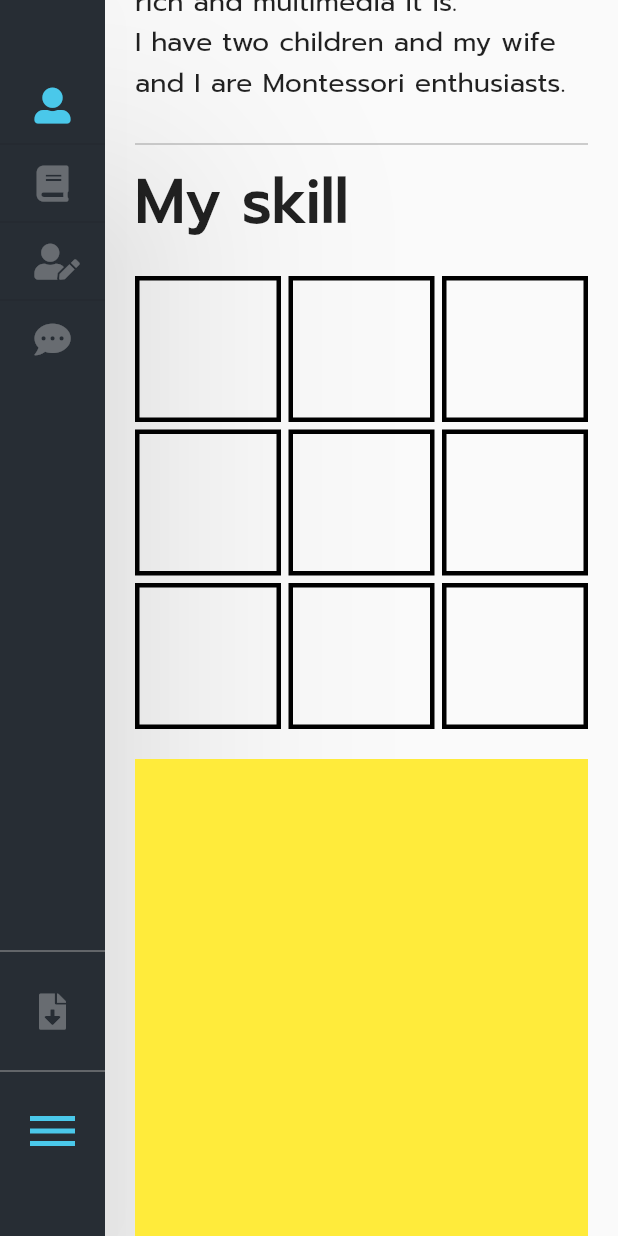
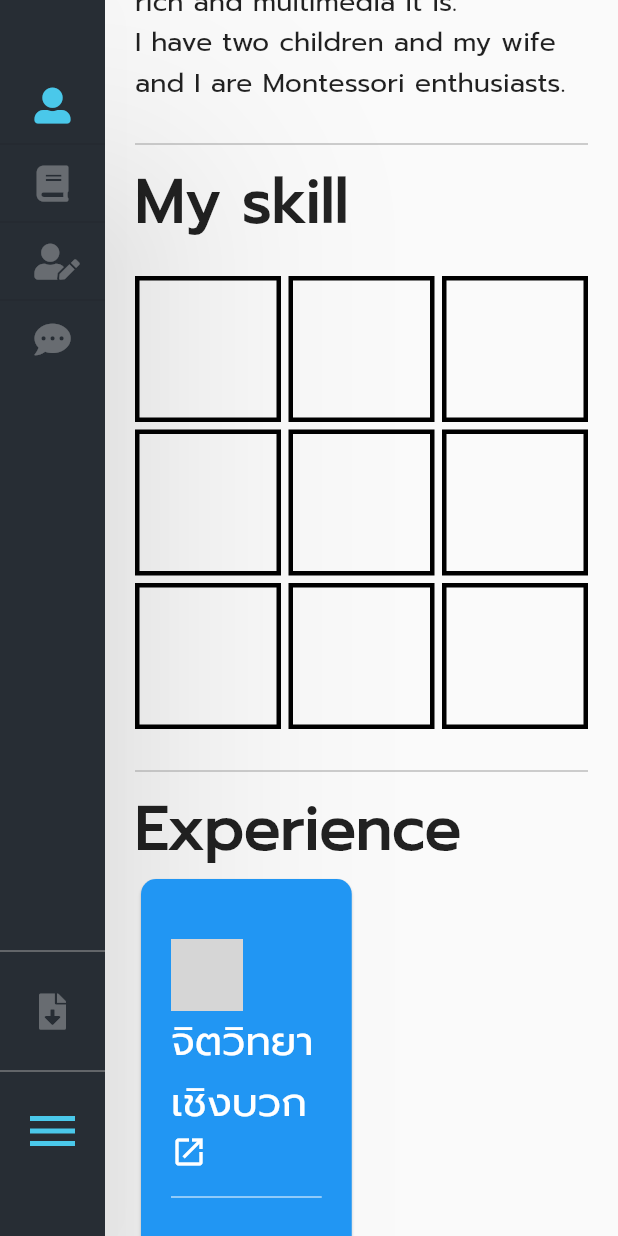
Before and after one commit to b-baztien/my_cv, a Flutter app: the screen it shows after launch, scrolled down 576 dp, on a phone screen of 412 x 824 dp. Run offline on Flutter 3.47's test engine with Material 2 defaults, Android fonts, the phone set to English and light mode, and no system bars; drawn by our look-alikes of auto_size_text; our stand-ins replace bloc, flutter_bloc, font_awesome_flutter, google_fonts; network calls fail; project files that could hold a hidden picture were left out; grey boxes are pictures that could not be loaded.

Commit message:
add experience card

```diff
--- a/lib/app.dart
+++ b/lib/app.dart
@@ -1,12 +1,57 @@
 import 'package:flutter/material.dart';
+import 'package:google_fonts/google_fonts.dart';
 import 'package:my_cv/profile/profile.dart';
 
 class App extends MaterialApp {
   App({Key? key})
       : super(
           key: key,
+          title: 'Poomin Yennattee',
           home: ProfilePage(),
           debugShowCheckedModeBanner: false,
-          theme: ThemeData(fontFamily: 'Prompt'),
+          theme: ThemeData(
+            fontFamily: 'Prompt',
+            textTheme: TextTheme(
+              headline1: GoogleFonts.prompt(
+                fontSize: 106,
+              ),
+              headline2: GoogleFonts.prompt(
+                fontSize: 66,
+              ),
+              headline3: GoogleFonts.prompt(
+                fontSize: 53,
+              ),
+              headline4: GoogleFonts.prompt(
+                fontSize: 38,
+              ),
+              headline5: GoogleFonts.prompt(
+                fontSize: 27,
+              ),
+              headline6: GoogleFonts.prompt(
+                fontSize: 22,
+              ),
+              subtitle1: GoogleFonts.prompt(
+                fontSize: 18,
+              ),
+              subtitle2: GoogleFonts.prompt(
+                fontSize: 15,
+              ),
+              bodyText1: GoogleFonts.prompt(
+                fontSize: 18,
+              ),
+              bodyText2: GoogleFonts.prompt(
+                fontSize: 15,
+              ),
+              button: GoogleFonts.prompt(
+                fontSize: 15,
+              ),
+              caption: GoogleFonts.prompt(
+                fontSize: 13,
+              ),
+              overline: GoogleFonts.prompt(
+                fontSize: 11,
+              ),
+            ),
+          ),
         );
 }
--- a/lib/profile/profile.dart
+++ b/lib/profile/profile.dart
@@ -1,9 +1,11 @@
 import 'package:auto_size_text/auto_size_text.dart';
 import 'package:flutter/material.dart';
 import 'package:flutter_bloc/flutter_bloc.dart';
+import 'package:flutter_staggered_grid_view/flutter_staggered_grid_view.dart';
 import 'package:font_awesome_flutter/font_awesome_flutter.dart';
 import 'package:my_cv/profile/bloc/profile_bloc.dart';
 import 'package:my_cv/profile/commons/collapsing_navigation_drawer_widget.dart';
+import 'package:my_cv/profile/widget.dart';
 import 'package:url_launcher/url_launcher.dart';
 
 class ProfilePage extends StatelessWidget {
@@ -15,6 +17,27 @@ class ProfilePage extends StatelessWidget {
     final dateNow = DateTime.now();
     final difference = dateNow.difference(birthday).inDays;
     MediaQueryData media = MediaQuery.of(context);
+    final double width = media.size.width;
+    final double height = media.size.height;
+
+    List<Widget> _listExperienceCard = [
+      CustomWidget.experienceCard(
+        context: context,
+        title: 'จิตวิทยาเชิงบวก',
+        subtitle: '2020',
+        image:
+            'https://play-lh.googleusercontent.com/cxCak95r18YYjAjzvkjydFuPisdIZX3Ue1C69mOmf4jKQaLmug8KmVel8npIlcnxrYfF=s180-rw',
+        url: 'https://play.google.com/store/apps/details?id=com.helloolder.app',
+        cardDetailWidgets: <Widget>[
+          CustomWidget.cardDetails(
+              context: context, text: 'Flutter, Dart', icon: Icons.code),
+          CustomWidget.cardDetails(
+              context: context,
+              text: 'Available in google play store',
+              icon: Icons.description),
+        ],
+      ),
+    ];
 
     return BlocProvider(
       create: (context) => ProfileBloc(),
@@ -31,7 +54,7 @@ class ProfilePage extends StatelessWidget {
                   CollapsingNavigationDrawer()
                 ],
               ),
-              media.size.width > 600
+              width > 600
                   ? Expanded(
                       flex: 35,
                       child: Container(
@@ -193,9 +216,57 @@ I have two children and my wife and I are Montessori enthusiasts.''',
                             ],
                           ),
                         ),
-                        Container(
-                          height: 1000,
-                          color: Colors.yellow,
+                        Column(
+                          crossAxisAlignment: CrossAxisAlignment.start,
+                          children: [
+                            Divider(
+                              color: Colors.grey,
+                            ),
+                            AutoSizeText(
+                              'Experience',
+                              maxLines: 1,
+                              style: TextStyle(
+                                fontWeight: FontWeight.bold,
+                                fontSize: 40.0,
+                              ),
+                            ),
+                            StaggeredGridView.extent(
+                              maxCrossAxisExtent: 2,
+                              physics: NeverScrollableScrollPhysics(),
+                              shrinkWrap: true,
+                              mainAxisSpacing: 5.0,
+                              crossAxisSpacing: 5.0,
+                              children: [
+                                new Container(
+                                    color: Colors.green,
+                                    child: new Center(
+                                      child: new CircleAvatar(
+                                        backgroundColor: Colors.white,
+                                        child: new Text('1'),
+                                      ),
+                                    )),
+                              ],
+                            ),
+                            Theme(
+                              data: ThemeData.from(
+                                colorScheme: ColorScheme.fromSwatch(
+                                  cardColor: Colors.blue,
+                                  backgroundColor: Colors.blue,
+                                ),
+                              ),
+                              child: StaggeredGridView.count(
+                                physics: NeverScrollableScrollPhysics(),
+                                shrinkWrap: true,
+                                crossAxisCount: 2,
+                                mainAxisSpacing: 5.0,
+                                crossAxisSpacing: 5.0,
+                                staggeredTiles: _listExperienceCard
+                                    .map((e) => StaggeredTile.fit(1))
+                                    .toList(),
+                                children: _listExperienceCard,
+                              ),
+                            ),
+                          ],
                         ),
                       ],
                     ),
--- /dev/null
+++ b/lib/profile/widget.dart
@@ -0,0 +1,124 @@
+import 'package:flutter/material.dart';
+import 'package:url_launcher/url_launcher.dart';
+
+class CustomWidget {
+  static Widget experienceCard(
+      {required BuildContext context,
+      required String title,
+      String? subtitle,
+      String? image,
+      String? url,
+      List<Widget>? cardDetailWidgets}) {
+    return Card(
+      shape: RoundedRectangleBorder(
+        borderRadius: BorderRadius.circular(10),
+      ),
+      child: Padding(
+        padding: EdgeInsets.all(20.0),
+        child: Column(
+          crossAxisAlignment: CrossAxisAlignment.start,
+          children: [
+            SizedBox(
+              height: 20,
+            ),
+            cardTitle(
+              context: context,
+              image: image,
+              url: url,
+            ),
+            CustomWidget.cardDivider,
+            subtitle != null
+                ? Text(
+                    subtitle,
+                    style: Theme.of(context).textTheme.bodyText1?.copyWith(
+                          color: Colors.white,
+                        ),
+                  )
+                : SizedBox.shrink(),
+            cardDetailWidgets != null
+                ? Column(
+                    children: cardDetailWidgets,
+                  )
+                : SizedBox.shrink(),
+          ],
+        ),
+      ),
+    );
+  }
+
+  static Widget cardTitle({
+    required BuildContext context,
+    String? image,
+    String? url,
+  }) {
+    return GestureDetector(
+      onTap: () => url != null ? launch(url) : {},
+      child: MouseRegion(
+        cursor: url != null
+            ? SystemMouseCursors.click
+            : SystemMouseCursors.contextMenu,
+        child: Wrap(
+          spacing: 10,
+          direction: Axis.horizontal,
+          crossAxisAlignment: WrapCrossAlignment.center,
+          children: [
+            image != null
+                ? Container(
+                    width: 48,
+                    height: 48,
+                    child: Image.network(image),
+                  )
+                : SizedBox.shrink(),
+            Text(
+              'จิตวิทยาเชิงบวก',
+              style: Theme.of(context).textTheme.headline5?.copyWith(
+                    color: Colors.white,
+                  ),
+            ),
+            url != null
+                ? Icon(
+                    Icons.open_in_new,
+                    color: Colors.white,
+                  )
+                : SizedBox.shrink(),
+          ],
+        ),
+      ),
+    );
+  }
+
+  static Widget cardDetails(
+      {required BuildContext context,
+      required String text,
+      required IconData icon}) {
+    return ListTile(
+      minLeadingWidth: 0,
+      minVerticalPadding: 0,
+      contentPadding: EdgeInsets.symmetric(horizontal: 0, vertical: 0),
+      leading: Icon(
+        icon,
+        color: Colors.white,
+      ),
+      title: Text(
+        text,
+        style: Theme.of(context).textTheme.bodyText2?.copyWith(
+              color: Colors.white,
+            ),
+      ),
+    );
+  }
+
+  static Widget cardDivider = Column(
+    children: [
+      SizedBox(
+        height: 10,
+      ),
+      Divider(
+        color: Colors.white,
+      ),
+      SizedBox(
+        height: 10,
+      )
+    ],
+  );
+}
--- a/pubspec.yaml
+++ b/pubspec.yaml
@@ -33,6 +33,8 @@ dependencies:
   url_launcher: ^6.0.10
   scrollable_positioned_list: ^0.2.2
   auto_size_text: ^3.0.0
+  google_fonts: ^2.1.0
+  flutter_staggered_grid_view: ^0.4.1
 
 dev_dependencies:
   flutter_test:
```
Also changed, not shown: pubspec.lock, 1 other file.
